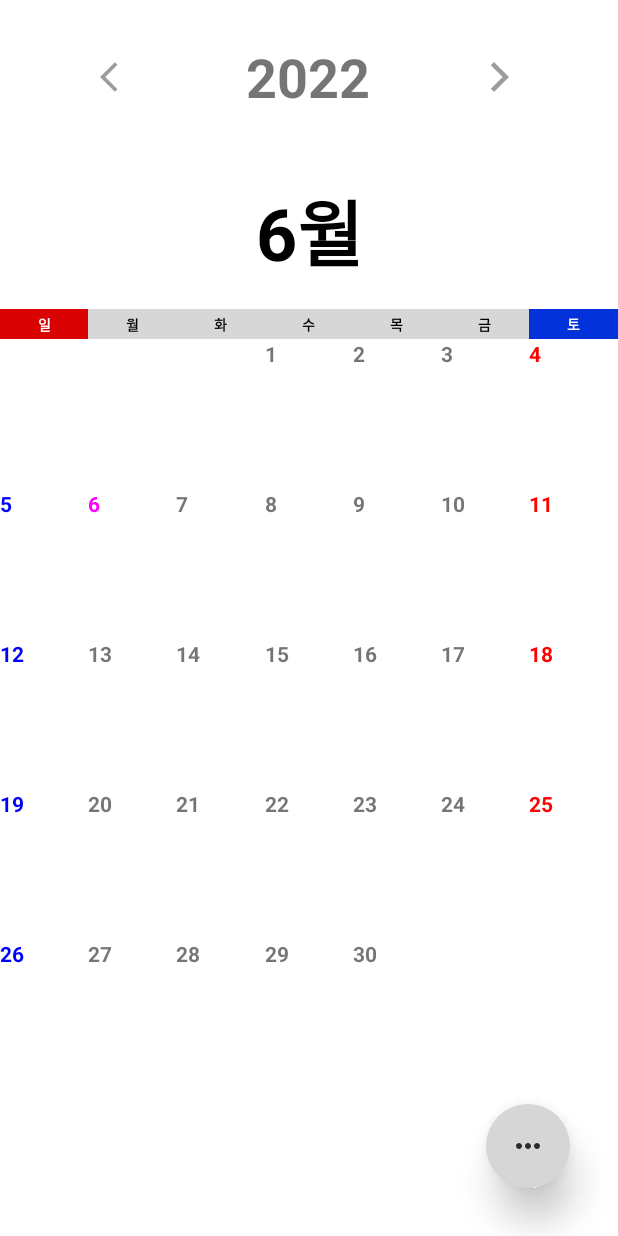
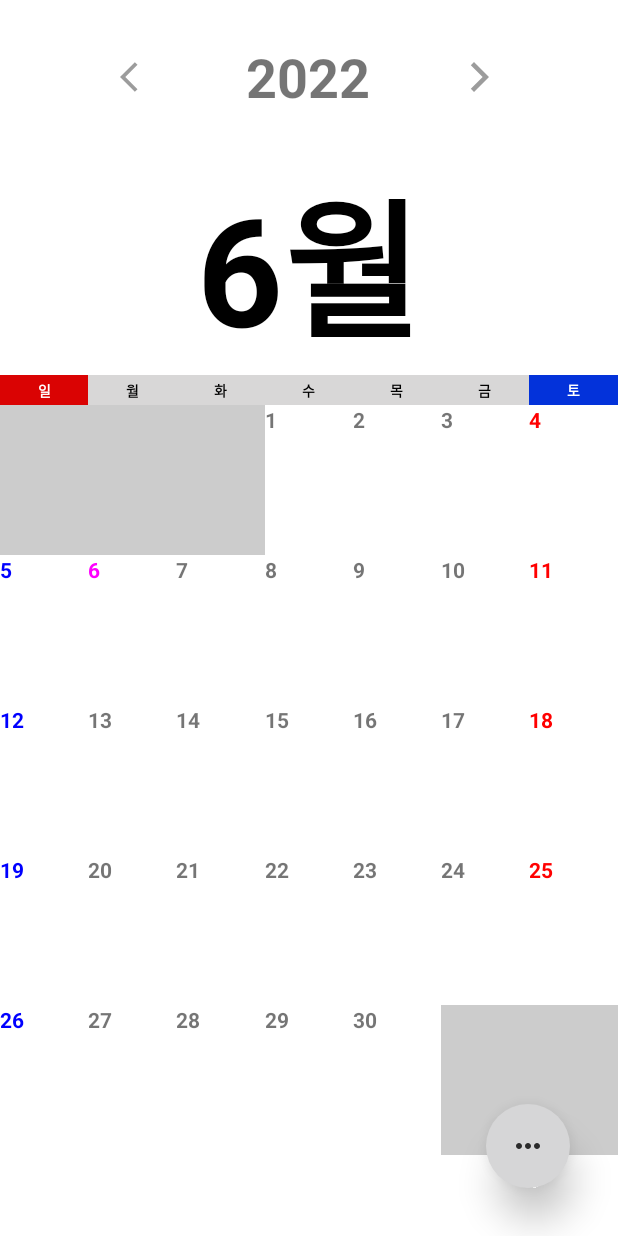
Before and after one commit to Kimseouneo/calreminders, an Android app: the fragment CalendarFragment placed in its activity, on a phone screen of 412 x 824 dp. Run offline under Robolectric (Android 15) with nearby library versions, the phone set to English and light mode, and no system bars; our stand-ins replace Room's generated code.

Commit message:
가로모드에서 연도에 관련된 버튼들이 모두 안보이고 달력을 확장할 수 있게 구현, 추가로 날이 적혀 있지 않는 부분에 관한 버그 수정 및 날이 적혀 있지 않는 곳을 누르면 이전 또는 다음 달로 이동할 수 있게 구현

```diff
--- a/app/src/main/java/com/example/calreminder/CalendarFragment.java
+++ b/app/src/main/java/com/example/calreminder/CalendarFragment.java
@@ -1,6 +1,7 @@
 package com.example.calreminder;
 
 import android.content.Context;
+import android.content.res.Configuration;
 import android.graphics.Rect;
 import android.media.Image;
 import android.os.Bundle;
@@ -18,6 +19,8 @@ import androidx.fragment.app.FragmentTransaction;
 import androidx.viewpager2.adapter.FragmentStateAdapter;
 import androidx.viewpager2.widget.ViewPager2;
 
+import com.google.android.material.floatingactionbutton.FloatingActionButton;
+
 import java.util.Calendar;
 
 public class CalendarFragment extends Fragment {
@@ -27,9 +30,11 @@ public class CalendarFragment extends Fragment {
     FragmentStateAdapter set;
     View v;
     FragmentTransaction transaction;
+    LinearLayout yearsList;
     static TextView years;
     ImageButton yearMinus;
     ImageButton yearPlus;
+    FloatingActionButton button;
     static String selectedDate;
     static int year;
     static Context Calendarcontext;
@@ -58,6 +63,19 @@ public class CalendarFragment extends Fragment {
         years = (TextView)v.findViewById(R.id.years);
         yearMinus = (ImageButton)v.findViewById(R.id.button_minus);
         yearPlus = (ImageButton) v.findViewById(R.id.button_plus);
+        yearsList = (LinearLayout)v.findViewById(R.id.calendarFragment_yearlist);
+        button = (FloatingActionButton)v.findViewById(R.id.calendarFragment_floatingActionButton);
+        yearsList.setVisibility(View.VISIBLE);
+        years.setVisibility(View.VISIBLE);
+        yearMinus.setVisibility(View.VISIBLE);
+        yearPlus.setVisibility(View.VISIBLE);
+        if(getResources().getConfiguration().orientation != Configuration.ORIENTATION_PORTRAIT){
+            button.setVisibility(View.GONE);
+            years.setVisibility(View.GONE);
+            yearMinus.setVisibility(View.GONE);
+            yearPlus.setVisibility(View.GONE);
+            yearsList.setVisibility(View.GONE);
+        }
         CalendarPager = v.findViewById(R.id.Calendar_list);
         set = new CalendarListAdapter(getActivity());
 
--- a/app/src/main/java/com/example/calreminder/CalendarMonth.java
+++ b/app/src/main/java/com/example/calreminder/CalendarMonth.java
@@ -1,6 +1,7 @@
 package com.example.calreminder;
 
 import android.content.Context;
+import android.content.res.Configuration;
 import android.graphics.Rect;
 import android.os.Bundle;
 import android.view.DragEvent;
@@ -61,6 +62,9 @@ public class CalendarMonth extends Fragment {
             v = inflater.inflate(R.layout.fragment_calendar_month, container, false);
             monthText = (TextView) v.findViewById(R.id.months);
             monthText.setText(month+"월");
+            monthText.setTextSize(0, 150);
+            if (getResources().getConfiguration().orientation != Configuration.ORIENTATION_PORTRAIT)
+                monthText.setTextSize(0, 100);
             }
         check.set(Integer.parseInt(CalendarFragment.years.getText().toString()), month-1, 1);
         for(int i = 1; i < check.get(Calendar.DAY_OF_WEEK); i++){
--- a/app/src/main/java/com/example/calreminder/MonthOfListAdapter.java
+++ b/app/src/main/java/com/example/calreminder/MonthOfListAdapter.java
@@ -58,7 +58,7 @@ public class MonthOfListAdapter extends RecyclerView.Adapter<CalendarHolder> {
         ArrayList<Component> toDo = new ArrayList<>();
         holder.day.setText(list.get(position));
         if(holder.day.getText().toString() == "")
-            holder.setVisibility(2);
+            holder.itemView.setBackgroundColor(Color.LTGRAY);
         Log.d("!!!!!!!!!!!!!!!!!!", "만들어짐");
         try {
             for (int i = 0; i < componentArrayList.size(); i++) {
@@ -87,30 +87,28 @@ public class MonthOfListAdapter extends RecyclerView.Adapter<CalendarHolder> {
         }catch(NumberFormatException e){
 
         }
+        if(holder.day.getText().toString() != "") {
             holder.itemView.setOnClickListener(new View.OnClickListener() {
                 @Override
                 //리사이클러뷰의 아이템을 클릭했을 때 작동하는 메서드
                 //현재 더블탭 구현
                 public void onClick(View v) {
-                if(System.currentTimeMillis() > checktime + 500) {
+                    if (System.currentTimeMillis() > checktime + 500) {
                         if (context.getResources().getConfiguration().orientation != Configuration.ORIENTATION_PORTRAIT) {
                             if (saveData == null) {
                                 saveData = v;
                                 v.setBackgroundColor(Color.GREEN);
-                            ((ReminderActivity)context).setDateLand(Integer.toString(year) + '/' + Integer.toString(month) + '/' + holder.day.getText().toString());
-                        }
-                        else if (saveData == v) {
+                                ((ReminderActivity) context).setDateLand(Integer.toString(year) + '/' + Integer.toString(month) + '/' + holder.day.getText().toString());
+                            } else if (saveData == v) {
                                 v.setBackgroundColor(Color.WHITE);
                                 saveData = null;
-                        }
-                        else {
+                            } else {
                                 saveData.setBackgroundColor(Color.WHITE);
                                 v.setBackgroundColor(Color.GREEN);
                                 saveData = v;
-                            ((ReminderActivity)context).setDateLand(Integer.toString(year) + '/' + Integer.toString(month) + '/' + holder.day.getText().toString());
+                                ((ReminderActivity) context).setDateLand(Integer.toString(year) + '/' + Integer.toString(month) + '/' + holder.day.getText().toString());
                             }
-                    }
-                    else {
+                        } else {
                             checktime = System.currentTimeMillis();
                             if (saveData == null) {
                                 saveData = v;
@@ -131,7 +129,7 @@ public class MonthOfListAdapter extends RecyclerView.Adapter<CalendarHolder> {
                         }
                         return;
                     }
-                if(System.currentTimeMillis() <= 500 + checktime && holder.schedule.getText().toString() == "일정"){
+                    if (System.currentTimeMillis() <= 500 + checktime && holder.schedule.getText().toString() == "일정") {
                         Log.d("!!!!!!!!!!!!!!!!!", "더블 탭 성공!");
                         if (context.getResources().getConfiguration().orientation == Configuration.ORIENTATION_PORTRAIT) {
                             dialog = new CalendarDialog(context, toDo);
@@ -148,6 +146,18 @@ public class MonthOfListAdapter extends RecyclerView.Adapter<CalendarHolder> {
                 }
             });
         }
+        else{
+            holder.itemView.setOnClickListener(new View.OnClickListener() {
+                @Override
+                public void onClick(View view) {
+                    if(position < list.indexOf("1"))
+                        CalendarFragment.leftPageMove();
+                    else
+                        CalendarFragment.rightPageMove();
+                }
+            });
+        }
+    }
 
 
     @Override
--- a/app/src/main/res/layout/fragment_calendar.xml
+++ b/app/src/main/res/layout/fragment_calendar.xml
@@ -25,6 +25,7 @@
             app:layout_constraintTop_toTopOf="parent">
 
             <LinearLayout
+                android:id="@+id/calendarFragment_yearlist"
                 android:layout_width="match_parent"
                 android:layout_height="102dp"
                 android:background="@color/white"
@@ -34,7 +35,7 @@
                     android:id="@+id/button_minus"
                     android:layout_width="wrap_content"
                     android:layout_height="match_parent"
-                    android:layout_marginLeft="30dp"
+                    android:layout_marginLeft="50dp"
                     android:layout_weight="1"
                     android:background="@color/white"
                     android:src="@drawable/ic_baseline_arrow_back_ios_24"
@@ -54,7 +55,7 @@
                     android:id="@+id/button_plus"
                     android:layout_width="wrap_content"
                     android:layout_height="match_parent"
-                    android:layout_marginRight="30dp"
+                    android:layout_marginRight="50dp"
                     android:layout_weight="1"
                     android:background="@color/white"
                     android:src="@drawable/ic_baseline_arrow_forward_ios_24"
--- a/app/src/main/res/layout/fragment_calendar_month.xml
+++ b/app/src/main/res/layout/fragment_calendar_month.xml
@@ -16,7 +16,7 @@
         <TextView
             android:id="@+id/months"
             android:layout_width="match_parent"
-            android:layout_height="104dp"
+            android:layout_height="wrap_content"
             android:gravity="center"
             android:text="Month"
             android:textColor="@color/black"
```
Lines whose indentation alone changed are shown as unchanged.
